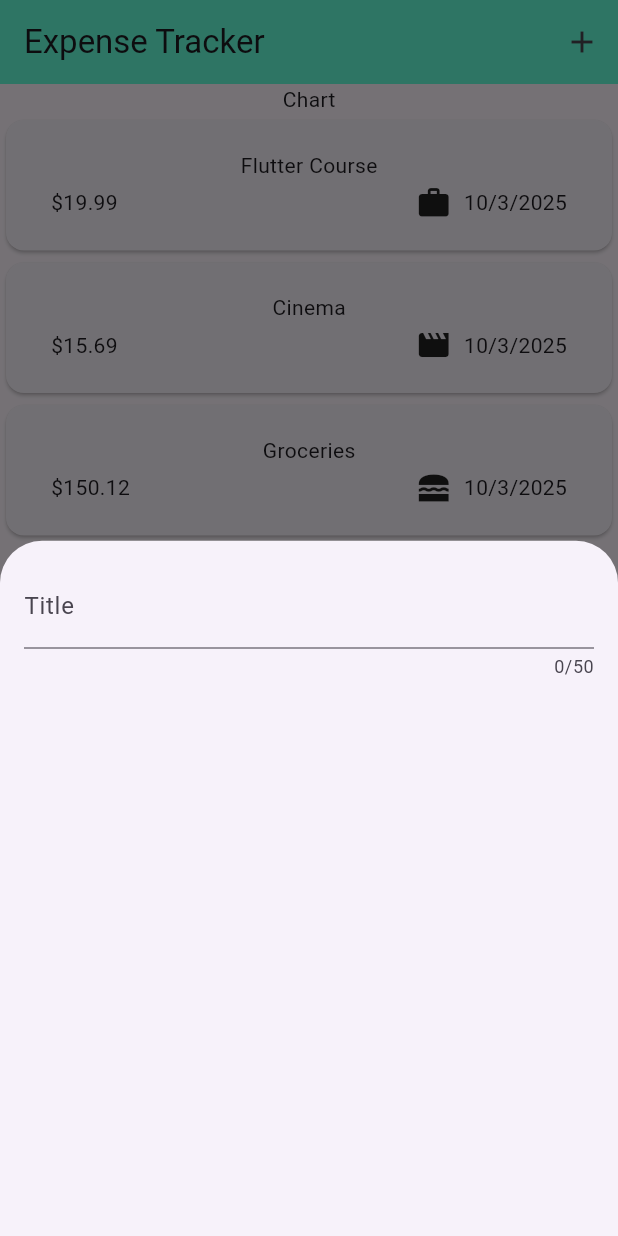
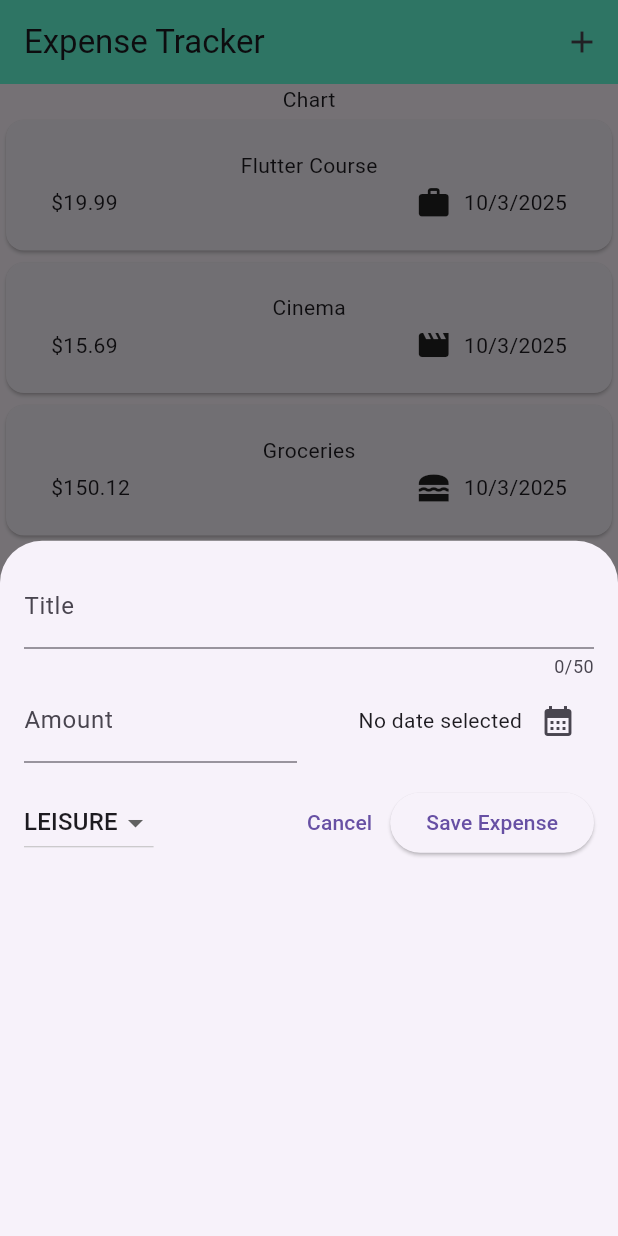
Before and after one commit to 63emre/expense_tracker_app, a Flutter app: the screen it shows after launch, after a tap on the "add" icon, on a phone screen of 412 x 824 dp. Run offline on Flutter 3.47's test engine with Material 3 defaults, Android fonts, the phone set to English and light mode, and no system bars.

Commit message:
completed new expense ui

```diff
--- a/lib/widgets/expenses.dart
+++ b/lib/widgets/expenses.dart
@@ -37,8 +37,14 @@ class _ExpensesState extends State<Expenses> {
   void _openExpensesOverlay() {
     showModalBottomSheet(
       context: context,
-      builder: (ctx) => const NewExpense(),
+      builder: (ctx) => NewExpense(onAddExpense: _addExpense),
     );
+  }
+
+  void _addExpense(Expense expense) {
+    setState(() {
+      _registeredExpenses.add(expense);
+    });
   }
 
   @override
--- a/lib/widgets/new_expense.dart
+++ b/lib/widgets/new_expense.dart
@@ -1,7 +1,16 @@
+import 'package:expense_tracker_app/models/expense.dart';
 import 'package:flutter/material.dart';
+import 'package:intl/intl.dart';
+
+// Define a formatter for consistent date formatting
+final formatter = DateFormat.yMd();
 
 class NewExpense extends StatefulWidget {
-  const NewExpense({super.key});
+  const NewExpense({super.key, required this.onAddExpense});
+
+  // Callback function to add a new expense to the parent widget
+  final void Function(Expense expense) onAddExpense;
+
   @override
   State<NewExpense> createState() {
     return _NewExpense();
@@ -9,15 +18,161 @@ class NewExpense extends StatefulWidget {
 }
 
 class _NewExpense extends State<NewExpense> {
+  // Controllers for text input fields
+  final _titleController = TextEditingController();
+  final _amountController = TextEditingController();
+
+  // State variables for form data
+  DateTime? _selectedDate;
+  Category? _selectedCategory = Category.leisure; // Default category
+
+  // Opens a date picker and updates the selected date
+  void _presentDatePicker() async {
+    final now = DateTime.now();
+    final firstDate = DateTime(now.year - 1, now.month, now.day);
+    final pickedDate = await showDatePicker(
+      context: context,
+      initialDate: now,
+      firstDate: firstDate,
+      lastDate: now,
+    );
+    setState(() {
+      _selectedDate = pickedDate;
+    });
+  }
+
+  // Validates and submits the expense data
+  void _submitExpenseData() {
+    final enteredAmount = double.tryParse(_amountController.text);
+    final amountIsInvalid = enteredAmount == null || enteredAmount <= 0;
+
+    // Validate all required inputs
+    if (_titleController.text.trim().isEmpty ||
+        _selectedDate == null ||
+        amountIsInvalid ||
+        _selectedCategory == null) {
+      // Show error message if any input is invalid
+      showDialog(
+        context: context,
+        builder: (ctx) => AlertDialog(
+          title: const Text("Invalid Input"),
+          content: const Text(
+            "Please make sure a valid title, amount, date, and category was entered",
+          ),
+          actions: [
+            TextButton(
+              onPressed: () {
+                Navigator.pop(ctx);
+              },
+              child: const Text("OK"),
+            ),
+          ],
+        ),
+      );
+      return;
+    }
+
+    // Create and add the new expense using the provided callback
+    widget.onAddExpense(
+      Expense(
+        title: _titleController.text.trim(),
+        amount: enteredAmount,
+        date: _selectedDate!,
+        category: _selectedCategory!,
+      ),
+    );
+
+    // Close the modal after saving
+    Navigator.pop(context);
+  }
+
+  // Clean up controllers when the widget is removed
+  @override
+  void dispose() {
+    _titleController.dispose();
+    _amountController.dispose();
+    super.dispose();
+  }
+
   @override
   Widget build(BuildContext context) {
     return Padding(
-      padding: const EdgeInsetsGeometry.all(16),
+      padding: const EdgeInsets.all(16),
       child: Column(
         children: [
-          const TextField(
+          // Title input field
+          TextField(
+            controller: _titleController,
+            decoration: const InputDecoration(label: Text("Title")),
             maxLength: 50,
-            decoration: InputDecoration(label: Text("Title")),
+          ),
+          Row(
+            children: [
+              // Amount input field with dollar sign prefix
+              Expanded(
+                child: TextField(
+                  keyboardType: TextInputType.number,
+                  controller: _amountController,
+                  decoration: const InputDecoration(
+                    prefixText: '\$',
+                    label: Text("Amount"),
+                  ),
+                ),
+              ),
+              const SizedBox(width: 16),
+              // Date picker section with calendar icon
+              Expanded(
+                child: Row(
+                  mainAxisAlignment: MainAxisAlignment.end,
+                  crossAxisAlignment: CrossAxisAlignment.center,
+                  children: [
+                    Text(
+                      _selectedDate == null
+                          ? 'No date selected'
+                          : formatter.format(_selectedDate!),
+                    ),
+                    IconButton(
+                      onPressed: _presentDatePicker,
+                      icon: const Icon(Icons.calendar_month),
+                    ),
+                  ],
+                ),
+              ),
+            ],
+          ),
+          const SizedBox(height: 16),
+          // Category selection dropdown and action buttons
+          Row(
+            children: [
+              // Category dropdown selector
+              DropdownButton(
+                value: _selectedCategory,
+                items: Category.values.map((category) {
+                  return DropdownMenuItem(
+                    value: category,
+                    child: Text(category.name.toUpperCase()),
+                  );
+                }).toList(),
+                onChanged: (value) {
+                  if (value == null) return;
+                  setState(() {
+                    _selectedCategory = value;
+                  });
+                },
+              ),
+              const Spacer(),
+              // Cancel and Save buttons
+              TextButton(
+                onPressed: () {
+                  Navigator.pop(context);
+                },
+                child: const Text("Cancel"),
+              ),
+              ElevatedButton(
+                onPressed: _submitExpenseData,
+                child: const Text("Save Expense"),
+              ),
+            ],
           ),
         ],
       ),
```
Also changed, not shown: flutter_01.png (added).
